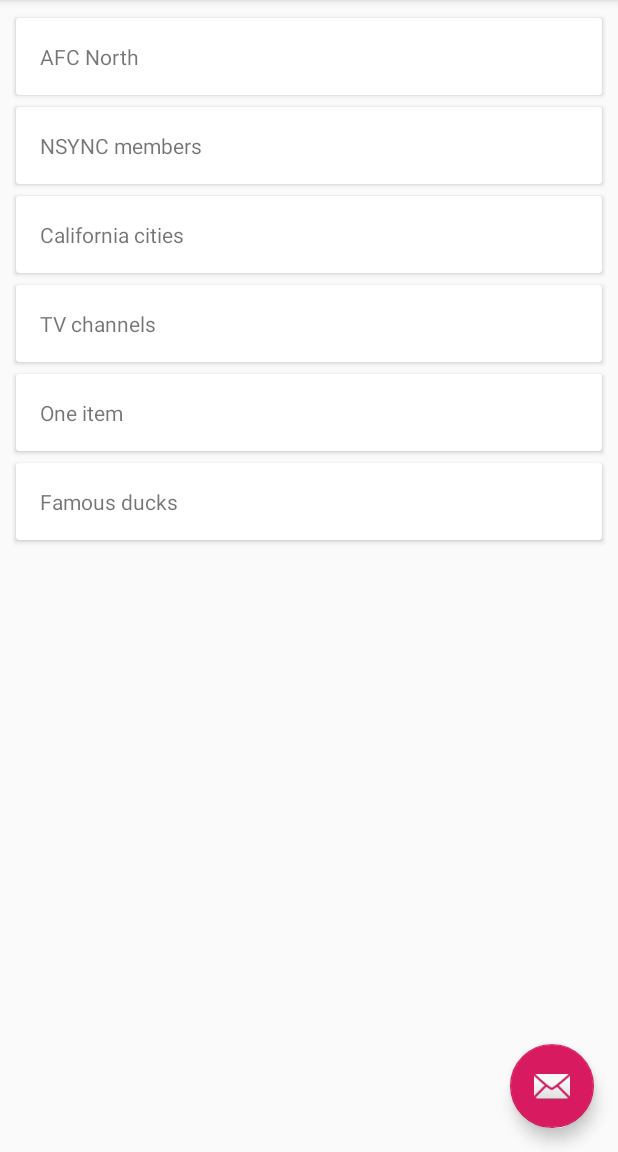
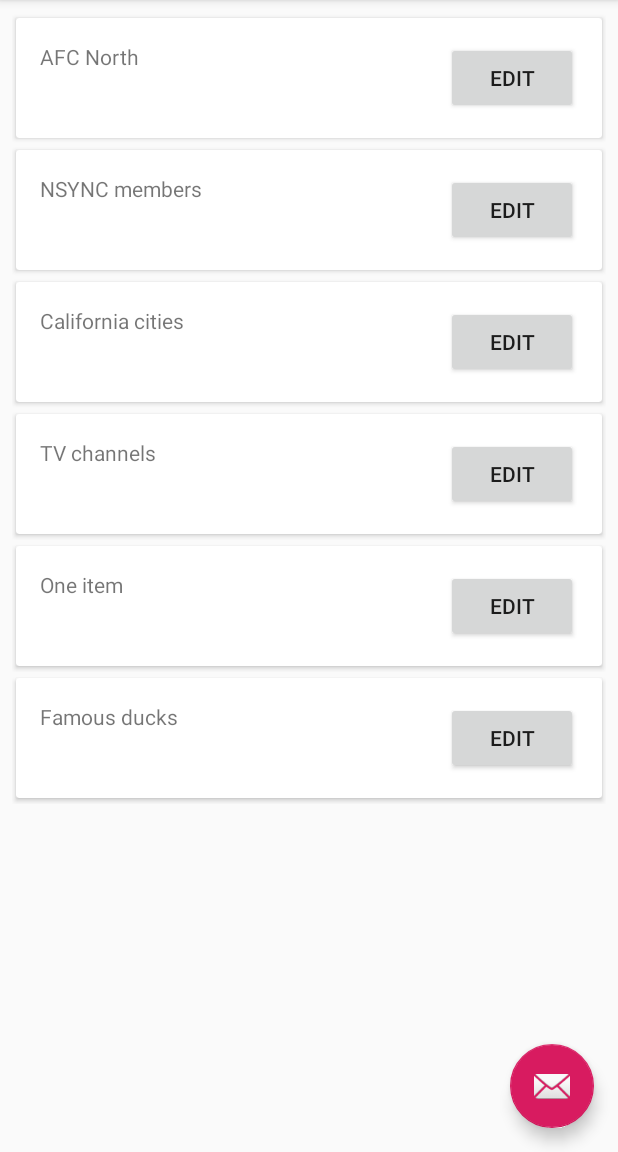
Before and after one commit to nrloyd/Ranker, an Android app: the screen it shows after launch (MainActivity), on a phone screen of 412 x 824 dp, the part 84-1236 px from its top. Run offline under Robolectric (Android 15) with nearby library versions, the phone set to English and light mode, and no system bars.

Commit message:
Add edit button to list of lists

```diff
--- a/app/src/main/res/layout/item_group_list.xml
+++ b/app/src/main/res/layout/item_group_list.xml
@@ -1,6 +1,7 @@
 <?xml version="1.0" encoding="utf-8"?>
 <FrameLayout xmlns:android="http://schemas.android.com/apk/res/android"
     xmlns:app="http://schemas.android.com/apk/res-auto"
+    xmlns:tools="http://schemas.android.com/tools"
     android:layout_width="match_parent"
     android:layout_height="wrap_content">
 
@@ -11,10 +12,27 @@
         app:cardUseCompatPadding="true"
         app:contentPadding="16dp" >
 
-        <TextView
-            android:id="@+id/text_title"
+        <androidx.constraintlayout.widget.ConstraintLayout
             android:layout_width="match_parent"
-            android:layout_height="wrap_content"
-            android:text="TextView" />
+            android:layout_height="match_parent">
+
+            <TextView
+                android:id="@+id/text_title"
+                android:layout_width="match_parent"
+                android:layout_height="wrap_content"
+                android:text="TextView"
+                app:layout_constraintEnd_toStartOf="@+id/edit_item_button"
+                app:layout_constraintStart_toStartOf="parent"
+                app:layout_constraintTop_toTopOf="parent" />
+
+            <Button
+                android:id="@+id/edit_item_button"
+                android:layout_width="wrap_content"
+                android:layout_height="wrap_content"
+                android:text="Edit"
+                app:layout_constraintEnd_toEndOf="parent"
+                app:layout_constraintTop_toTopOf="parent" />
+        </androidx.constraintlayout.widget.ConstraintLayout>
+
     </androidx.cardview.widget.CardView>
 </FrameLayout>
```
